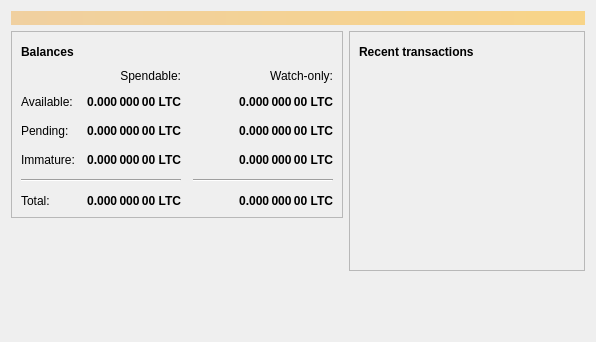
Above: src/qt/forms/overviewpage.ui from ascensioncoin/litecoin before the change. Below: the same form after it.
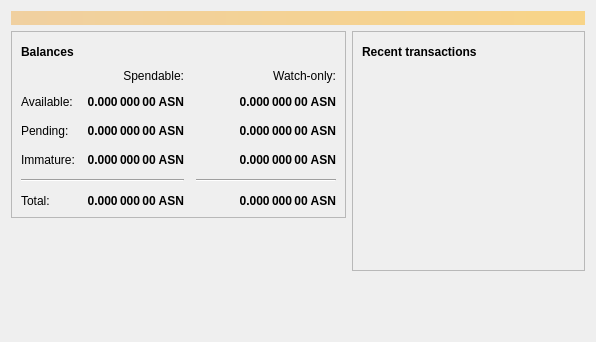
That is the form after the change. Icons and pictures are not drawn.

```diff
--- a/src/qt/forms/overviewpage.ui
+++ b/src/qt/forms/overviewpage.ui
@@ -129,7 +129,7 @@
                <string>Unconfirmed transactions to watch-only addresses</string>
               </property>
               <property name="text">
-               <string notr="true">0.000 000 00 LTC</string>
+               <string notr="true">0.000 000 00 ASN</string>
               </property>
               <property name="alignment">
                <set>Qt::AlignRight|Qt::AlignTrailing|Qt::AlignVCenter</set>
@@ -154,7 +154,7 @@
                <string>Total of transactions that have yet to be confirmed, and do not yet count toward the spendable balance</string>
               </property>
               <property name="text">
-               <string notr="true">0.000 000 00 LTC</string>
+               <string notr="true">0.000 000 00 ASN</string>
               </property>
               <property name="alignment">
                <set>Qt::AlignRight|Qt::AlignTrailing|Qt::AlignVCenter</set>
@@ -179,7 +179,7 @@
                <string>Mined balance in watch-only addresses that has not yet matured</string>
               </property>
               <property name="text">
-               <string notr="true">0.000 000 00 LTC</string>
+               <string notr="true">0.000 000 00 ASN</string>
               </property>
               <property name="alignment">
                <set>Qt::AlignRight|Qt::AlignTrailing|Qt::AlignVCenter</set>
@@ -237,7 +237,7 @@
                <string>Mined balance that has not yet matured</string>
               </property>
               <property name="text">
-               <string notr="true">0.000 000 00 LTC</string>
+               <string notr="true">0.000 000 00 ASN</string>
               </property>
               <property name="alignment">
                <set>Qt::AlignRight|Qt::AlignTrailing|Qt::AlignVCenter</set>
@@ -282,7 +282,7 @@
                <string>Your current total balance</string>
               </property>
               <property name="text">
-               <string notr="true">0.000 000 00 LTC</string>
+               <string notr="true">0.000 000 00 ASN</string>
               </property>
               <property name="alignment">
                <set>Qt::AlignRight|Qt::AlignTrailing|Qt::AlignVCenter</set>
@@ -307,7 +307,7 @@
                <string>Current total balance in watch-only addresses</string>
               </property>
               <property name="text">
-               <string notr="true">0.000 000 00 LTC</string>
+               <string notr="true">0.000 000 00 ASN</string>
               </property>
               <property name="alignment">
                <set>Qt::AlignRight|Qt::AlignTrailing|Qt::AlignVCenter</set>
@@ -349,7 +349,7 @@
                <string>Your current spendable balance</string>
               </property>
               <property name="text">
-               <string notr="true">0.000 000 00 LTC</string>
+               <string notr="true">0.000 000 00 ASN</string>
               </property>
               <property name="alignment">
                <set>Qt::AlignRight|Qt::AlignTrailing|Qt::AlignVCenter</set>
@@ -374,7 +374,7 @@
                <string>Your current balance in watch-only addresses</string>
               </property>
               <property name="text">
-               <string notr="true">0.000 000 00 LTC</string>
+               <string notr="true">0.000 000 00 ASN</string>
               </property>
               <property name="alignment">
                <set>Qt::AlignRight|Qt::AlignTrailing|Qt::AlignVCenter</set>
```
Left out of the diff: 4 changed lines with no effect on the pictures.
